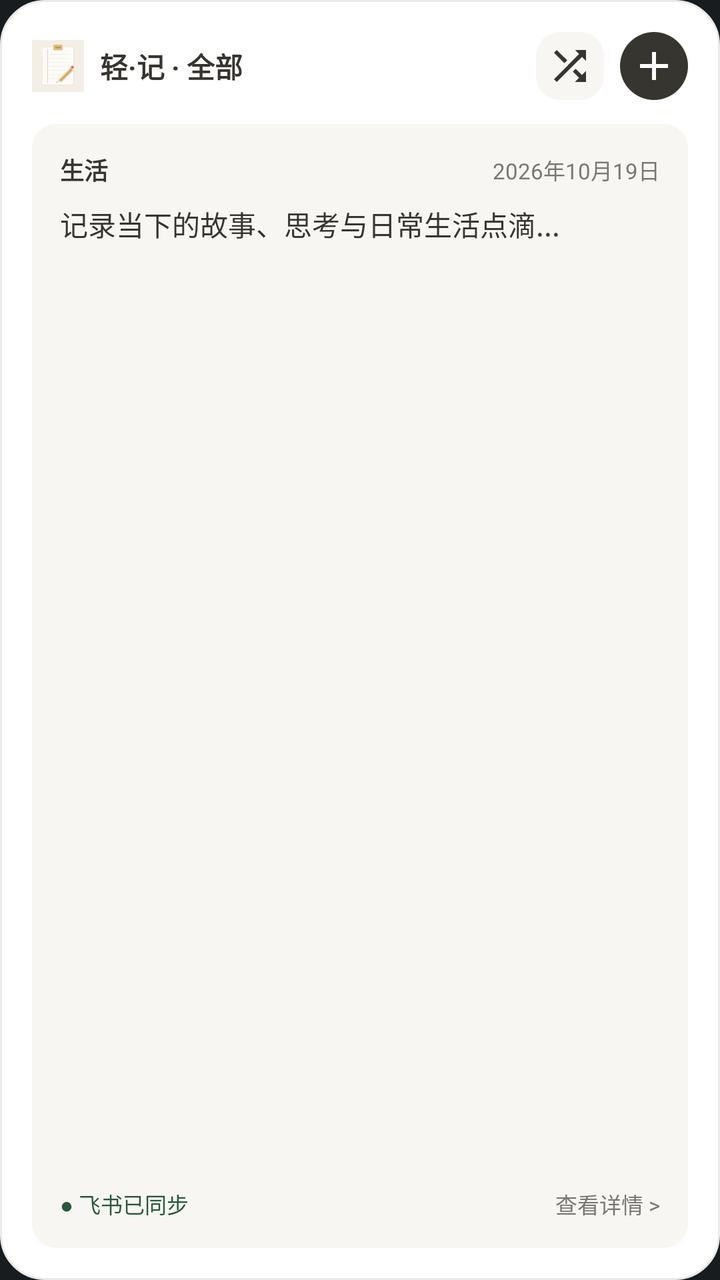
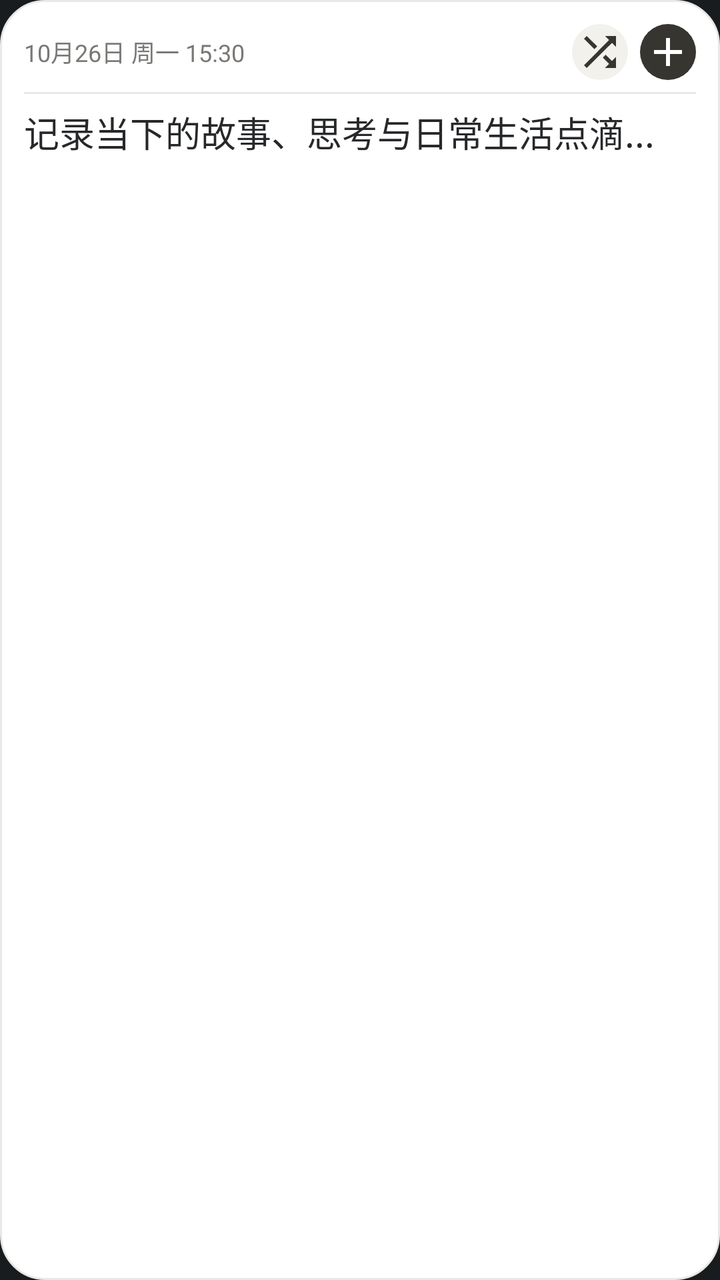

An Android layout rendered at two revisions. The XML below is the earlier revision; the diff shows what the commit changed to produce the second picture.
<!-- AndroidManifest.xml: application theme Theme.MyApplication -->
<!-- res/layout/widget_diary_layout.xml -->
<?xml version="1.0" encoding="utf-8"?>
<LinearLayout xmlns:android="http://schemas.android.com/apk/res/android"
    android:id="@+id/widget_root"
    android:layout_width="match_parent"
    android:layout_height="match_parent"
    android:background="@drawable/widget_background"
    android:orientation="vertical"
    android:padding="16dp">

    
    <LinearLayout
        android:layout_width="match_parent"
        android:layout_height="wrap_content"
        android:gravity="center_vertical"
        android:orientation="horizontal">

        <ImageView
            android:layout_width="26dp"
            android:layout_height="26dp"
            android:contentDescription="@string/app_name"
            android:src="@mipmap/ic_launcher" />

        <TextView
            android:id="@+id/widget_tag_badge"
            android:layout_width="0dp"
            android:layout_height="wrap_content"
            android:layout_marginStart="8dp"
            android:layout_weight="1"
            android:ellipsize="end"
            android:maxLines="1"
            android:text="轻·记 · 全部"
            android:textColor="@color/widget_text_primary"
            android:textSize="14sp"
            android:textStyle="bold" />

        
        <ImageButton
            android:id="@+id/widget_btn_random"
            android:layout_width="34dp"
            android:layout_height="34dp"
            android:layout_marginEnd="8dp"
            android:background="@drawable/widget_card_background"
            android:contentDescription="随机换一篇"
            android:padding="6dp"
            android:src="@drawable/ic_shuffle_24" />

        
        <ImageButton
            android:id="@+id/widget_btn_add"
            android:layout_width="34dp"
            android:layout_height="34dp"
            android:background="@drawable/widget_icon_button_bg"
            android:contentDescription="写日记"
            android:padding="6dp"
            android:src="@drawable/ic_add_24" />
    </LinearLayout>

    
    <LinearLayout
        android:id="@+id/widget_entry_container"
        android:layout_width="match_parent"
        android:layout_height="0dp"
        android:layout_marginTop="12dp"
        android:layout_weight="1"
        android:background="@drawable/widget_card_background"
        android:orientation="vertical"
        android:padding="14dp">

        
        <LinearLayout
            android:layout_width="match_parent"
            android:layout_height="wrap_content"
            android:gravity="center_vertical"
            android:orientation="horizontal">

            <TextView
                android:id="@+id/widget_entry_tag"
                android:layout_width="wrap_content"
                android:layout_height="wrap_content"
                android:text="生活"
                android:textColor="@color/widget_accent"
                android:textSize="12sp"
                android:textStyle="bold" />

            
            <FrameLayout
                android:layout_width="0dp"
                android:layout_height="0dp"
                android:layout_weight="1" />

            <TextView
                android:id="@+id/widget_entry_date"
                android:layout_width="wrap_content"
                android:layout_height="wrap_content"
                android:text="2026年10月19日"
                android:textColor="@color/widget_text_secondary"
                android:textSize="11sp" />
        </LinearLayout>

        
        <TextView
            android:id="@+id/widget_entry_snippet"
            android:layout_width="match_parent"
            android:layout_height="0dp"
            android:layout_marginTop="8dp"
            android:layout_weight="1"
            android:ellipsize="end"
            android:lineSpacingExtra="4dp"
            android:maxLines="8"
            android:text="记录当下的故事、思考与日常生活点滴..."
            android:textColor="@color/widget_text_primary"
            android:textSize="14sp" />

        
        <LinearLayout
            android:layout_width="match_parent"
            android:layout_height="wrap_content"
            android:layout_marginTop="8dp"
            android:gravity="center_vertical"
            android:orientation="horizontal">

            <TextView
                android:id="@+id/widget_entry_sync_status"
                android:layout_width="0dp"
                android:layout_height="wrap_content"
                android:layout_weight="1"
                android:ellipsize="end"
                android:maxLines="1"
                android:text="● 飞书已同步"
                android:textColor="@color/widget_sync_ok"
                android:textSize="11sp" />

            <TextView
                android:layout_width="wrap_content"
                android:layout_height="wrap_content"
                android:text="查看详情 >"
                android:textColor="@color/widget_text_secondary"
                android:textSize="11sp" />
        </LinearLayout>
    </LinearLayout>

    
    <LinearLayout
        android:id="@+id/widget_empty_container"
        android:layout_width="match_parent"
        android:layout_height="0dp"
        android:layout_marginTop="12dp"
        android:layout_weight="1"
        android:background="@drawable/widget_card_background"
        android:gravity="center"
        android:orientation="vertical"
        android:padding="16dp"
        android:visibility="gone">

        <TextView
            android:layout_width="wrap_content"
            android:layout_height="wrap_content"
            android:text="📖"
            android:textSize="32sp" />

        <TextView
            android:id="@+id/widget_empty_text"
            android:layout_width="wrap_content"
            android:layout_height="wrap_content"
            android:layout_marginTop="8dp"
            android:text="暂无日记记录"
            android:textColor="@color/widget_text_primary"
            android:textSize="14sp"
            android:textStyle="bold" />

        <TextView
            android:layout_width="wrap_content"
            android:layout_height="wrap_content"
            android:layout_marginTop="4dp"
            android:text="点击开始记录"
            android:textColor="@color/widget_text_secondary"
            android:textSize="12sp" />
    </LinearLayout>

</LinearLayout>
<!-- resources referenced by this layout -->
<resources>
  <color name="widget_accent">#37352F</color>
  <color name="widget_sync_ok">#28583B</color>
  <color name="widget_text_primary">#37352F</color>
  <color name="widget_text_secondary">#787774</color>
  <!-- drawable ic_add_24 (drawable) -->
  <?xml version="1.0" encoding="utf-8"?>
  <vector xmlns:android="http://schemas.android.com/apk/res/android"
      android:width="24dp"
      android:height="24dp"
      android:viewportWidth="24"
      android:viewportHeight="24">
      <path
          android:fillColor="#FFFFFFFF"
          android:pathData="M19,13h-6v6h-2v-6H5v-2h6V5h2v6h6v2z" />
  </vector>
  <!-- drawable ic_shuffle_24 (drawable) -->
  <?xml version="1.0" encoding="utf-8"?>
  <vector xmlns:android="http://schemas.android.com/apk/res/android"
      android:width="24dp"
      android:height="24dp"
      android:viewportWidth="24"
      android:viewportHeight="24">
      <path
          android:fillColor="#37352F"
          android:pathData="M10.59,9.17L5.41,4 4,5.41l5.17,5.17 1.42,-1.41zM14.5,4l2.04,2.04L4,18.59 5.41,20 17.96,7.46 20,9.5V4h-5.5zm0.33,9.41l-1.41,1.41 3.13,3.13L14.5,20H20v-5.5l-2.04,2.04 -3.13,-3.13z" />
  </vector>
  <!-- drawable widget_background (drawable) -->
  <?xml version="1.0" encoding="utf-8"?>
  <shape xmlns:android="http://schemas.android.com/apk/res/android"
      android:shape="rectangle">
      <corners android:radius="22dp" />
      <solid android:color="@color/widget_bg" />
      <stroke
          android:width="1dp"
          android:color="@color/widget_border" />
  </shape>
  <!-- drawable widget_card_background (drawable) -->
  <?xml version="1.0" encoding="utf-8"?>
  <shape xmlns:android="http://schemas.android.com/apk/res/android"
      android:shape="rectangle">
      <corners android:radius="12dp" />
      <solid android:color="@color/widget_card_bg" />
  </shape>
  <!-- drawable widget_icon_button_bg (drawable) -->
  <?xml version="1.0" encoding="utf-8"?>
  <shape xmlns:android="http://schemas.android.com/apk/res/android"
      android:shape="oval">
      <solid android:color="@color/widget_accent" />
  </shape>
  <!-- mipmap ic_launcher: png bitmap (mipmap-hdpi, 1736 bytes) -->
  <string name="app_name">轻·记</string>
  <style name="Theme.MyApplication" parent="android:Theme.DeviceDefault.NoActionBar" />
  <color name="widget_bg">#FFFFFF</color>
  <color name="widget_border">#E9E9E7</color>
  <color name="widget_card_bg">#F7F6F3</color>
</resources>

<!-- the commit's change to res/layout/widget_diary_layout.xml (unified diff, before → after) -->
@@ -5,7 +5,7 @@
     android:layout_height="match_parent"
     android:background="@drawable/widget_background"
     android:orientation="vertical"
-    android:padding="16dp">
+    android:padding="12dp">
 
     
     <LinearLayout
@@ -14,129 +14,87 @@
         android:gravity="center_vertical"
         android:orientation="horizontal">
 
-        <ImageView
-            android:layout_width="26dp"
-            android:layout_height="26dp"
-            android:contentDescription="@string/app_name"
-            android:src="@mipmap/ic_launcher" />
-
+        
         <TextView
-            android:id="@+id/widget_tag_badge"
+            android:id="@+id/widget_entry_date"
             android:layout_width="0dp"
             android:layout_height="wrap_content"
-            android:layout_marginStart="8dp"
             android:layout_weight="1"
             android:ellipsize="end"
             android:maxLines="1"
-            android:text="轻·记 · 全部"
-            android:textColor="@color/widget_text_primary"
-            android:textSize="14sp"
-            android:textStyle="bold" />
+            android:text="10月26日 周一 15:30"
+            android:textColor="@color/widget_text_secondary"
+            android:textSize="12sp" />
+
+        
+        <TextView
+            android:id="@+id/widget_tag_badge"
+            android:layout_width="wrap_content"
+            android:layout_height="wrap_content"
+            android:visibility="gone" />
+
+        <TextView
+            android:id="@+id/widget_entry_sync_status"
+            android:layout_width="wrap_content"
+            android:layout_height="wrap_content"
+            android:visibility="gone" />
+
+        <TextView
+            android:id="@+id/widget_entry_tag"
+            android:layout_width="wrap_content"
+            android:layout_height="wrap_content"
+            android:visibility="gone" />
 
         
         <ImageButton
             android:id="@+id/widget_btn_random"
-            android:layout_width="34dp"
-            android:layout_height="34dp"
-            android:layout_marginEnd="8dp"
+            android:layout_width="28dp"
+            android:layout_height="28dp"
+            android:layout_marginEnd="6dp"
             android:background="@drawable/widget_card_background"
             android:contentDescription="随机换一篇"
-            android:padding="6dp"
+            android:padding="5dp"
             android:src="@drawable/ic_shuffle_24" />
 
         
         <ImageButton
             android:id="@+id/widget_btn_add"
-            android:layout_width="34dp"
-            android:layout_height="34dp"
+            android:layout_width="28dp"
+            android:layout_height="28dp"
             android:background="@drawable/widget_icon_button_bg"
             android:contentDescription="写日记"
-            android:padding="6dp"
+            android:padding="5dp"
             android:src="@drawable/ic_add_24" />
     </LinearLayout>
+
+    
+    <FrameLayout
+        android:layout_width="match_parent"
+        android:layout_height="1dp"
+        android:layout_marginTop="6dp"
+        android:layout_marginBottom="6dp"
+        android:background="@color/widget_border" />
 
     
     <LinearLayout
         android:id="@+id/widget_entry_container"
         android:layout_width="match_parent"
         android:layout_height="0dp"
-        android:layout_marginTop="12dp"
         android:layout_weight="1"
-        android:background="@drawable/widget_card_background"
-        android:orientation="vertical"
-        android:padding="14dp">
-
-        
-        <LinearLayout
-            android:layout_width="match_parent"
-            android:layout_height="wrap_content"
-            android:gravity="center_vertical"
-            android:orientation="horizontal">
-
-            <TextView
-                android:id="@+id/widget_entry_tag"
-                android:layout_width="wrap_content"
-                android:layout_height="wrap_content"
-                android:text="生活"
-                android:textColor="@color/widget_accent"
-                android:textSize="12sp"
-                android:textStyle="bold" />
-
-            
-            <FrameLayout
-                android:layout_width="0dp"
-                android:layout_height="0dp"
-                android:layout_weight="1" />
-
-            <TextView
-                android:id="@+id/widget_entry_date"
-                android:layout_width="wrap_content"
-                android:layout_height="wrap_content"
-                android:text="2026年10月19日"
-                android:textColor="@color/widget_text_secondary"
-                android:textSize="11sp" />
-        </LinearLayout>
+        android:orientation="vertical">
 
         
         <TextView
             android:id="@+id/widget_entry_snippet"
             android:layout_width="match_parent"
             android:layout_height="0dp"
-            android:layout_marginTop="8dp"
             android:layout_weight="1"
             android:ellipsize="end"
-            android:lineSpacingExtra="4dp"
-            android:maxLines="8"
+            android:lineSpacingExtra="4.5dp"
+            android:maxLines="16"
             android:text="记录当下的故事、思考与日常生活点滴..."
             android:textColor="@color/widget_text_primary"
-            android:textSize="14sp" />
-
-        
-        <LinearLayout
-            android:layout_width="match_parent"
-            android:layout_height="wrap_content"
-            android:layout_marginTop="8dp"
-            android:gravity="center_vertical"
-            android:orientation="horizontal">
-
-            <TextView
-                android:id="@+id/widget_entry_sync_status"
-                android:layout_width="0dp"
-                android:layout_height="wrap_content"
-                android:layout_weight="1"
-                android:ellipsize="end"
-                android:maxLines="1"
-                android:text="● 飞书已同步"
-                android:textColor="@color/widget_sync_ok"
-                android:textSize="11sp" />
-
-            <TextView
-                android:layout_width="wrap_content"
-                android:layout_height="wrap_content"
-                android:text="查看详情 >"
-                android:textColor="@color/widget_text_secondary"
-                android:textSize="11sp" />
-        </LinearLayout>
+            android:textSize="17.5sp" />
     </LinearLayout>
 
     
@@ -144,35 +102,27 @@
         android:id="@+id/widget_empty_container"
         android:layout_width="match_parent"
         android:layout_height="0dp"
-        android:layout_marginTop="12dp"
+        android:layout_marginTop="8dp"
         android:layout_weight="1"
-        android:background="@drawable/widget_card_background"
         android:gravity="center"
         android:orientation="vertical"
-        android:padding="16dp"
+        android:padding="12dp"
         android:visibility="gone">
-
-        <TextView
-            android:layout_width="wrap_content"
-            android:layout_height="wrap_content"
-            android:text="📖"
-            android:textSize="32sp" />
 
         <TextView
             android:id="@+id/widget_empty_text"
             android:layout_width="wrap_content"
             android:layout_height="wrap_content"
-            android:layout_marginTop="8dp"
             android:text="暂无日记记录"
             android:textColor="@color/widget_text_primary"
-            android:textSize="14sp"
+            android:textSize="16sp"
             android:textStyle="bold" />
 
         <TextView
             android:layout_width="wrap_content"
             android:layout_height="wrap_content"
             android:layout_marginTop="4dp"
-            android:text="点击开始记录"
+            android:text="点击快捷开始记录"
             android:textColor="@color/widget_text_secondary"
             android:textSize="12sp" />
     </LinearLayout>
<!-- resource entries referenced after the edit -->
@@ -1,9 +1,8 @@
 <!-- resources referenced by this layout -->
 <resources>
   <color name="widget_accent">#37352F</color>
-  <color name="widget_sync_ok">#28583B</color>
-  <color name="widget_text_primary">#37352F</color>
-  <color name="widget_text_secondary">#787774</color>
+  <color name="widget_text_primary">#26282A</color>
+  <color name="widget_text_secondary">#7A7875</color>
   <!-- drawable ic_add_24 (drawable) -->
   <?xml version="1.0" encoding="utf-8"?>
   <vector xmlns:android="http://schemas.android.com/apk/res/android"
@@ -39,8 +38,7 @@
   <!-- drawable widget_card_background (drawable) -->
   <?xml version="1.0" encoding="utf-8"?>
   <shape xmlns:android="http://schemas.android.com/apk/res/android"
-      android:shape="rectangle">
-      <corners android:radius="12dp" />
+      android:shape="oval">
       <solid android:color="@color/widget_card_bg" />
   </shape>
   <!-- drawable widget_icon_button_bg (drawable) -->
@@ -49,11 +47,9 @@
       android:shape="oval">
       <solid android:color="@color/widget_accent" />
   </shape>
-  <!-- mipmap ic_launcher: png bitmap (mipmap-hdpi, 1736 bytes) -->
-  <string name="app_name">轻·记</string>
   <style name="Theme.MyApplication" parent="android:Theme.DeviceDefault.NoActionBar" />
   <color name="widget_bg">#FFFFFF</color>
-  <color name="widget_border">#E9E9E7</color>
-  <color name="widget_card_bg">#F7F6F3</color>
+  <color name="widget_border">#EAE8E4</color>
+  <color name="widget_card_bg">#F2F1EC</color>
 </resources>
 
